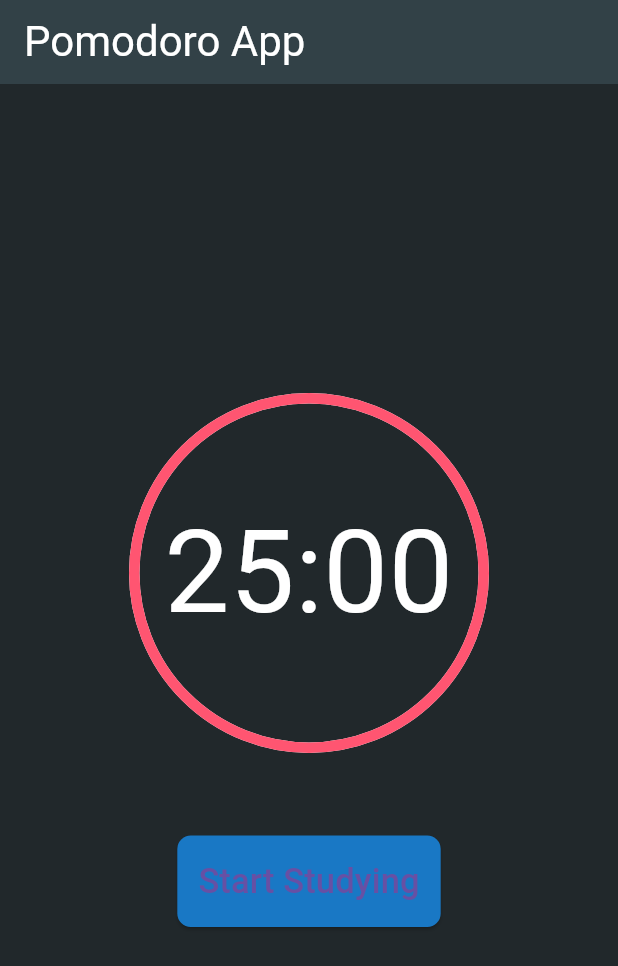
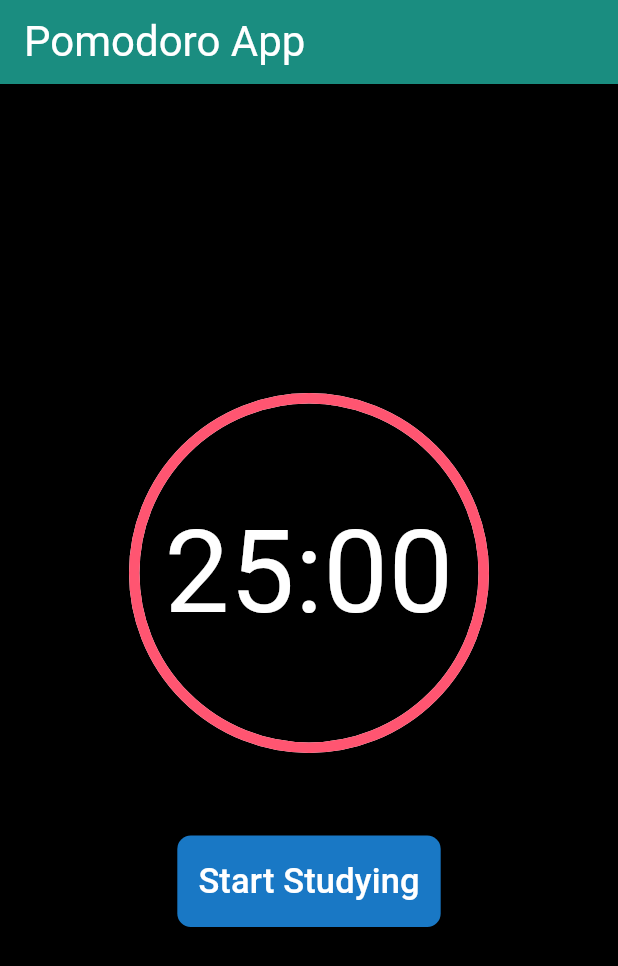
Before and after one commit to engmohammedali/Pomodoro-App, a Flutter app: the screen it shows after launch, on a phone screen of 412 x 824 dp. Shown: the top 966 px of the screen. Run offline on Flutter 3.47's test engine with Material 3 defaults, Android fonts, the phone set to English and light mode, and no system bars; drawn by our look-alikes of percent_indicator.

Commit message:
Update main.dart

```diff
--- a/lib/main.dart
+++ b/lib/main.dart
@@ -13,6 +13,7 @@ class MyApp extends StatelessWidget {
   @override
   Widget build(BuildContext context) {
     return const MaterialApp(
+      debugShowCheckedModeBanner: false,
       home: CounterDownApp(),
     );
   }
@@ -55,9 +56,9 @@ class _CounterDownAppState extends State<CounterDownApp> {
           "Pomodoro App",
           style: TextStyle(color: Colors.white, fontSize: 28),
         ),
-        backgroundColor: Color.fromARGB(255, 50, 65, 71),
+        backgroundColor: Color.fromRGBO(26, 141, 128, 1),
       ),
-      backgroundColor: Color.fromARGB(255, 33, 40, 43),
+      backgroundColor: Colors.black,
       body: Column(
         mainAxisAlignment: MainAxisAlignment.center,
         children: [
@@ -99,7 +100,7 @@ class _CounterDownAppState extends State<CounterDownApp> {
                       },
                       child: Text(
                         (repeatedFunction!.isActive) ? "Stop" : "Resume",
-                        style: TextStyle(fontSize: 22),
+                        style: TextStyle(fontSize: 22,color: Colors.white),
                       ),
                       style: ButtonStyle(
                         backgroundColor: MaterialStateProperty.all(
@@ -122,7 +123,7 @@ class _CounterDownAppState extends State<CounterDownApp> {
                       },
                       child: Text(
                         "CANCEL",
-                        style: TextStyle(fontSize: 19),
+                        style: TextStyle(fontSize: 19,color: Colors.white),
                       ),
                       style: ButtonStyle(
                         backgroundColor: MaterialStateProperty.all(
@@ -143,7 +144,7 @@ class _CounterDownAppState extends State<CounterDownApp> {
                   },
                   child: Text(
                     "Start Studying",
-                    style: TextStyle(fontSize: 23),
+                    style: TextStyle(fontSize: 23, color: Colors.white),
                   ),
                   style: ButtonStyle(
                     backgroundColor: MaterialStateProperty.all(
```
